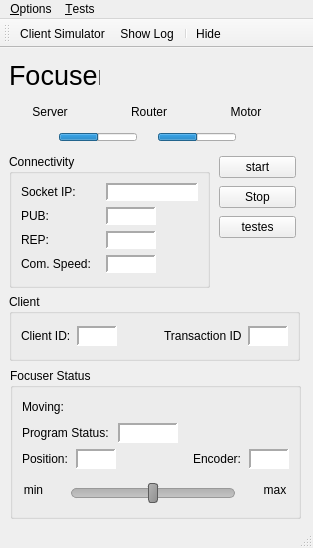
Before: the Qt Designer form assets/ui/main.ui in dev-LNA/HostFocuser160, drawn with Qt 5.
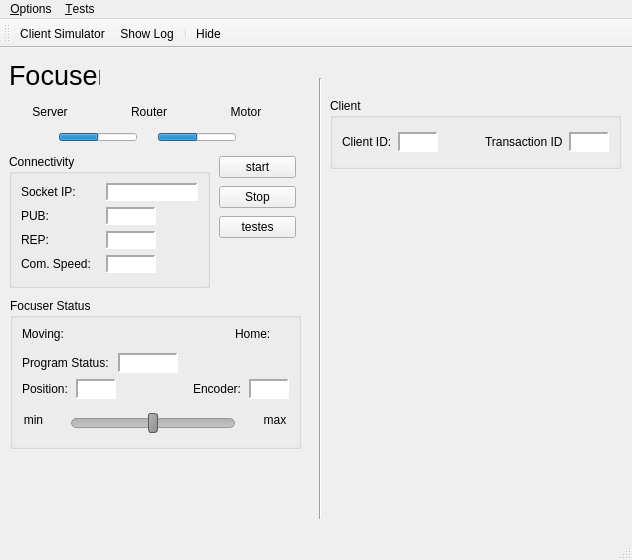
After: the same form once the commit is applied. Icons and pictures are not drawn.

The edit to the form file:
```diff
--- a/assets/ui/main.ui
+++ b/assets/ui/main.ui
@@ -6,8 +6,8 @@
    <rect>
     <x>0</x>
     <y>0</y>
-    <width>313</width>
-    <height>548</height>
+    <width>632</width>
+    <height>560</height>
    </rect>
   </property>
   <property name="windowTitle">
@@ -2341,10 +2341,10 @@
    <widget class="QGroupBox" name="gbClientInfo">
     <property name="geometry">
      <rect>
-      <x>9</x>
-      <y>246</y>
+      <x>330</x>
+      <y>50</y>
       <width>291</width>
-      <height>67</height>
+      <height>71</height>
      </rect>
     </property>
     <property name="minimumSize">
@@ -2501,7 +2501,7 @@
     <property name="geometry">
      <rect>
       <x>10</x>
-      <y>320</y>
+      <y>250</y>
       <width>291</width>
       <height>151</height>
      </rect>
@@ -2547,7 +2547,7 @@
             <string>Moving:</string>
            </property>
            <property name="alignment">
-            <set>Qt::AlignmentFlag::AlignLeading|Qt::AlignmentFlag::AlignLeft|Qt::AlignmentFlag::AlignVCenter</set>
+            <set>Qt::AlignmentFlag::AlignLeading|Qt::AlignmentFlag::AlignLeft|Qt::AlignmentFlag::AlignTop</set>
            </property>
           </widget>
          </item>
@@ -2609,6 +2609,83 @@
          </property>
         </spacer>
        </item>
+       <item>
+        <widget class="QLabel" name="lblHome">
+         <property name="minimumSize">
+          <size>
+           <width>40</width>
+           <height>20</height>
+          </size>
+         </property>
+         <property name="maximumSize">
+          <size>
+           <width>48</width>
+           <height>20</height>
+          </size>
+         </property>
+         <property name="styleSheet">
+          <string notr="true"/>
+         </property>
+         <property name="frameShape">
+          <enum>QFrame::Shape::NoFrame</enum>
+         </property>
+         <property name="frameShadow">
+          <enum>QFrame::Shadow::Sunken</enum>
+         </property>
+         <property name="lineWidth">
+          <number>0</number>
+         </property>
+         <property name="text">
+          <string>Home:</string>
+         </property>
+         <property name="alignment">
+          <set>Qt::AlignmentFlag::AlignLeading|Qt::AlignmentFlag::AlignLeft|Qt::AlignmentFlag::AlignTop</set>
+         </property>
+        </widget>
+       </item>
+       <item>
+        <widget class="QLabel" name="ledHome">
+         <property name="sizePolicy">
+          <sizepolicy hsizetype="Fixed" vsizetype="Fixed">
+           <horstretch>0</horstretch>
+           <verstretch>0</verstretch>
+          </sizepolicy>
+         </property>
+         <property name="minimumSize">
+          <size>
+           <width>14</width>
+           <height>14</height>
+          </size>
+         </property>
+         <property name="maximumSize">
+          <size>
+           <width>14</width>
+           <height>14</height>
+          </size>
+         </property>
+         <property name="layoutDirection">
+          <enum>Qt::LayoutDirection::RightToLeft</enum>
+         </property>
+         <property name="styleSheet">
+          <string notr="true">border-radius:7px;</string>
+         </property>
+         <property name="frameShape">
+          <enum>QFrame::Shape::NoFrame</enum>
+         </property>
+         <property name="frameShadow">
+          <enum>QFrame::Shadow::Sunken</enum>
+         </property>
+         <property name="text">
+          <string/>
+         </property>
+         <property name="alignment">
+          <set>Qt::AlignmentFlag::AlignCenter</set>
+         </property>
+         <property name="statusLed" stdset="0">
+          <string>WAIT</string>
+         </property>
+        </widget>
+       </item>
       </layout>
      </item>
      <item>
@@ -3013,13 +3090,26 @@
      </item>
     </layout>
    </widget>
+   <widget class="Line" name="line">
+    <property name="geometry">
+     <rect>
+      <x>310</x>
+      <y>30</y>
+      <width>20</width>
+      <height>441</height>
+     </rect>
+    </property>
+    <property name="orientation">
+     <enum>Qt::Orientation::Vertical</enum>
+    </property>
+   </widget>
   </widget>
   <widget class="QMenuBar" name="menubar">
    <property name="geometry">
     <rect>
      <x>0</x>
      <y>0</y>
-     <width>313</width>
+     <width>632</width>
      <height>22</height>
     </rect>
    </property>
```
Left out of the diff: 64 changed lines with no effect on the pictures.
